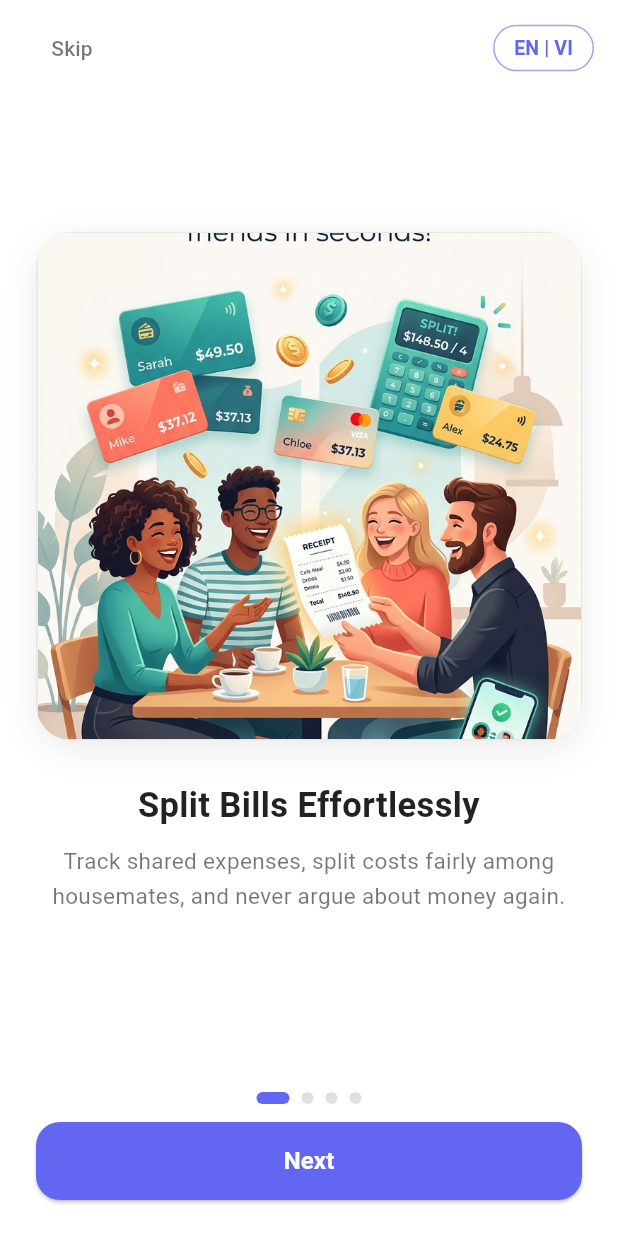
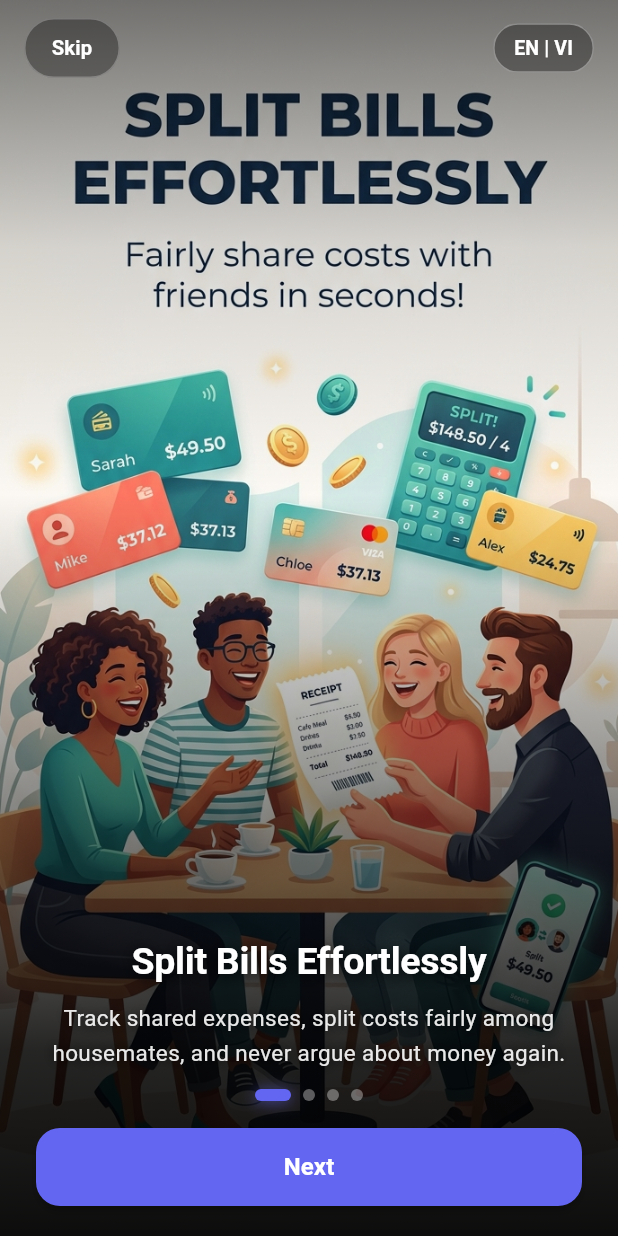
Before and after one commit to hatamht/shared-household-planner, a Flutter app: the screen it shows after launch, on a phone screen of 412 x 824 dp. Run offline on Flutter 3.47's test engine with Material 3 defaults, Android fonts, the phone set to English and light mode, and no system bars; our stand-ins replace dartz, equatable, flutter_bloc, get_it, image_picker, pdf and 3 more; accounts and stored records are empty.

Commit message:
feat(onboarding): make onboarding images full-screen with high-contrast scrim for text legibility

```diff
--- a/lib/features/onboarding/presentation/pages/onboarding_screen.dart
+++ b/lib/features/onboarding/presentation/pages/onboarding_screen.dart
@@ -30,7 +30,6 @@ class OnboardingScreen extends StatefulWidget {
     this.onFinish,
     this.showFallbackIcon = false,
   });
-
 
   static const List<OnboardingSlide> slides = [
     OnboardingSlide(
@@ -118,22 +117,41 @@ class OnboardingScreenState extends State<OnboardingScreen> {
   @override
   Widget build(BuildContext context) {
     final loc = AppLocalizations.of(context);
-    final isDark = Theme.of(context).brightness == Brightness.dark;
     final colorScheme = Theme.of(context).colorScheme;
     final langCode = context.watch<LanguageProvider>().currentLocale.languageCode;
 
-    final bgColor = isDark ? const Color(0xFF121212) : Colors.white;
-    final textColor = isDark ? Colors.white : Colors.black87;
-    final subtitleColor = isDark ? Colors.white70 : Colors.black54;
-    final dotInactiveColor = isDark ? Colors.white24 : Colors.grey.shade300;
+    return Scaffold(
+      backgroundColor: Colors.black,
+      body: Stack(
+        children: [
+          // ── Full-screen PageView with edge-to-edge images ────────────
+          Positioned.fill(
+            child: PageView.builder(
+              key: const Key('onboardingPageView'),
+              controller: _pageController,
+              itemCount: OnboardingScreen.slides.length,
+              onPageChanged: (index) {
+                setState(() => _currentPage = index);
+              },
+              itemBuilder: (context, index) {
+                return _buildFullScreenSlide(
+                  context,
+                  OnboardingScreen.slides[index],
+                  index,
+                  loc,
+                );
+              },
+            ),
+          ),
 
-    return Scaffold(
-      backgroundColor: bgColor,
-      body: SafeArea(
-        child: Column(
-          children: [
-            // ── Top bar: Skip + Language switcher ──────────────────────────
-            Padding(
+          // ── Top Bar: Skip + Language Switcher with frosted pill style ──
+          Positioned(
+            top: 0,
+            left: 0,
+            right: 0,
+            child: SafeArea(
+              bottom: false,
+              child: Padding(
                 padding: const EdgeInsets.symmetric(horizontal: 16, vertical: 8),
                 child: Row(
                   mainAxisAlignment: MainAxisAlignment.spaceBetween,
@@ -142,25 +160,38 @@ class OnboardingScreenState extends State<OnboardingScreen> {
                     TextButton(
                       key: const Key('onboardingSkipButton'),
                       onPressed: _finishOnboarding,
+                      style: TextButton.styleFrom(
+                        foregroundColor: Colors.white,
+                        padding: const EdgeInsets.symmetric(horizontal: 16, vertical: 7),
+                        backgroundColor: Colors.black.withOpacity(0.35),
+                        shape: RoundedRectangleBorder(
+                          borderRadius: BorderRadius.circular(20),
+                          side: BorderSide(
+                            color: Colors.white.withOpacity(0.25),
+                          ),
+                        ),
+                      ),
                       child: Text(
                         loc.translate('onboarding_skip'),
-                      style: TextStyle(
-                        color: subtitleColor,
-                        fontWeight: FontWeight.w500,
+                        style: const TextStyle(
+                          color: Colors.white,
+                          fontWeight: FontWeight.w600,
+                          fontSize: 13.5,
                         ),
                       ),
                     ),
 
-                  // Language toggle
+                    // Quick language toggle
                     OutlinedButton(
                       key: const Key('onboardingLanguageToggle'),
                       onPressed: _toggleLanguage,
                       style: OutlinedButton.styleFrom(
-                      padding: const EdgeInsets.symmetric(horizontal: 14, vertical: 6),
+                        padding: const EdgeInsets.symmetric(horizontal: 14, vertical: 7),
                         minimumSize: Size.zero,
                         tapTargetSize: MaterialTapTargetSize.shrinkWrap,
+                        backgroundColor: Colors.black.withOpacity(0.35),
                         side: BorderSide(
-                        color: colorScheme.primary.withOpacity(0.6),
+                          color: Colors.white.withOpacity(0.35),
                         ),
                         shape: RoundedRectangleBorder(
                           borderRadius: BorderRadius.circular(20),
@@ -168,8 +199,8 @@ class OnboardingScreenState extends State<OnboardingScreen> {
                       ),
                       child: Text(
                         langCode == 'en' ? 'EN | VI' : 'VI | EN',
-                      style: TextStyle(
-                        color: colorScheme.primary,
+                        style: const TextStyle(
+                          color: Colors.white,
                           fontWeight: FontWeight.bold,
                           fontSize: 13,
                         ),
@@ -178,34 +209,23 @@ class OnboardingScreenState extends State<OnboardingScreen> {
                   ],
                 ),
               ),
-
-            // ── Page View (slides) ──────────────────────────────────────────
-            Expanded(
-              child: PageView.builder(
-                key: const Key('onboardingPageView'),
-                controller: _pageController,
-                itemCount: OnboardingScreen.slides.length,
-                onPageChanged: (index) {
-                  setState(() => _currentPage = index);
-                },
-                itemBuilder: (context, index) {
-                  return _buildSlide(
-                    context,
-                    OnboardingScreen.slides[index],
-                    index,
-                    loc,
-                    textColor,
-                    subtitleColor,
-                    isDark,
-                  );
-                },
             ),
           ),
 
-            // ── Dot indicator ───────────────────────────────────────────────
-            Padding(
-              padding: const EdgeInsets.symmetric(vertical: 12),
-              child: Row(
+          // ── Bottom Controls: Dots Indicator + Action Button ──────────
+          Positioned(
+            bottom: 0,
+            left: 0,
+            right: 0,
+            child: SafeArea(
+              top: false,
+              child: Padding(
+                padding: const EdgeInsets.fromLTRB(24, 0, 24, 20),
+                child: Column(
+                  mainAxisSize: MainAxisSize.min,
+                  children: [
+                    // Dots indicator
+                    Row(
                       mainAxisAlignment: MainAxisAlignment.center,
                       children: List.generate(OnboardingScreen.slides.length, (i) {
                         final isActive = _currentPage == i;
@@ -213,21 +233,30 @@ class OnboardingScreenState extends State<OnboardingScreen> {
                           key: Key('onboardingDot_$i'),
                           duration: const Duration(milliseconds: 300),
                           margin: const EdgeInsets.symmetric(horizontal: 4),
-                    width: isActive ? 22 : 8,
+                          width: isActive ? 24 : 8,
                           height: 8,
                           decoration: BoxDecoration(
-                      color: isActive ? colorScheme.primary : dotInactiveColor,
+                            color: isActive
+                                ? colorScheme.primary
+                                : Colors.white.withOpacity(0.35),
                             borderRadius: BorderRadius.circular(4),
+                            boxShadow: isActive
+                                ? [
+                                    BoxShadow(
+                                      color: colorScheme.primary.withOpacity(0.6),
+                                      blurRadius: 8,
+                                      offset: const Offset(0, 1),
+                                    ),
+                                  ]
+                                : null,
                           ),
                         );
                       }),
                     ),
-            ),
+                    const SizedBox(height: 18),
 
-            // ── Bottom buttons ──────────────────────────────────────────────
-            Padding(
-              padding: const EdgeInsets.fromLTRB(24, 0, 24, 24),
-              child: SizedBox(
+                    // Next / Get Started button
+                    SizedBox(
                       width: double.infinity,
                       height: 52,
                       child: _isLastPage
@@ -240,7 +269,7 @@ class OnboardingScreenState extends State<OnboardingScreen> {
                                 shape: RoundedRectangleBorder(
                                   borderRadius: BorderRadius.circular(16),
                                 ),
-                          elevation: 3,
+                                elevation: 4,
                               ),
                               child: Text(
                                 loc.translate('onboarding_get_started'),
@@ -259,6 +288,7 @@ class OnboardingScreenState extends State<OnboardingScreen> {
                                 shape: RoundedRectangleBorder(
                                   borderRadius: BorderRadius.circular(16),
                                 ),
+                                elevation: 2,
                               ),
                               child: Text(
                                 loc.translate('onboarding_next'),
@@ -269,64 +299,35 @@ class OnboardingScreenState extends State<OnboardingScreen> {
                               ),
                             ),
                     ),
+                  ],
+                ),
+              ),
+            ),
           ),
         ],
-        ),
       ),
     );
   }
 
-  Widget _buildSlide(
+  Widget _buildFullScreenSlide(
     BuildContext context,
     OnboardingSlide slide,
     int index,
     AppLocalizations loc,
-    Color textColor,
-    Color subtitleColor,
-    bool isDark,
   ) {
-    return LayoutBuilder(
-      builder: (context, constraints) {
-        final availableHeight = constraints.maxHeight;
-        final imageHeight = (availableHeight * 0.52).clamp(180.0, 360.0);
-
-        return SingleChildScrollView(
-          physics: const ClampingScrollPhysics(),
-          child: ConstrainedBox(
-            constraints: BoxConstraints(minHeight: constraints.maxHeight),
-            child: Padding(
-              padding: const EdgeInsets.symmetric(horizontal: 24, vertical: 8),
-              child: Column(
-                mainAxisAlignment: MainAxisAlignment.center,
+    return Stack(
+      fit: StackFit.expand,
       children: [
-                  // Prominent Graphic Illustration Container
-                  Container(
-                    height: imageHeight,
-                    width: double.infinity,
-                    constraints: const BoxConstraints(maxWidth: 420),
-                    decoration: BoxDecoration(
-                      borderRadius: BorderRadius.circular(24),
-                      color: isDark ? const Color(0xFF1E1E1E) : Colors.grey.shade100,
-                      border: Border.all(
-                        color: isDark ? Colors.white10 : Colors.black.withOpacity(0.06),
-                      ),
-                      boxShadow: [
-                        BoxShadow(
-                          color: Colors.black.withOpacity(isDark ? 0.35 : 0.08),
-                          blurRadius: 18,
-                          offset: const Offset(0, 6),
-                        ),
-                      ],
-                    ),
-                    clipBehavior: Clip.antiAlias,
+        // 1. Full-screen Graphic Image Asset (with fallback)
+        Positioned.fill(
           child: widget.showFallbackIcon
               ? Container(
                   key: Key('onboardingFallbackIcon_$index'),
-                            color: slide.iconColor.withOpacity(0.12),
+                  color: slide.iconColor.withOpacity(0.25),
                   child: Center(
                     child: Icon(
                       slide.icon,
-                                size: 80,
+                      size: 96,
                       color: slide.iconColor,
                     ),
                   ),
@@ -335,14 +336,16 @@ class OnboardingScreenState extends State<OnboardingScreen> {
                   slide.imageAsset,
                   key: Key('onboardingImage_$index'),
                   fit: BoxFit.cover,
+                  width: double.infinity,
+                  height: double.infinity,
                   errorBuilder: (context, error, stackTrace) {
                     return Container(
                       key: Key('onboardingFallbackIcon_$index'),
-                                color: slide.iconColor.withOpacity(0.12),
+                      color: slide.iconColor.withOpacity(0.25),
                       child: Center(
                         child: Icon(
                           slide.icon,
-                                    size: 80,
+                          size: 96,
                           color: slide.iconColor,
                         ),
                       ),
@@ -351,38 +354,81 @@ class OnboardingScreenState extends State<OnboardingScreen> {
                 ),
         ),
 
-                  const SizedBox(height: 28),
+        // 2. High-contrast Scrim Gradient Overlay for 100% text readability
+        Positioned.fill(
+          child: DecoratedBox(
+            decoration: BoxDecoration(
+              gradient: LinearGradient(
+                begin: Alignment.topCenter,
+                end: Alignment.bottomCenter,
+                stops: const [0.0, 0.20, 0.40, 0.62, 0.85, 1.0],
+                colors: [
+                  Colors.black.withOpacity(0.55), // Top scrim for top bar readability
+                  Colors.black.withOpacity(0.15),
+                  Colors.transparent,             // Clear mid area to view the graphic illustration
+                  Colors.black.withOpacity(0.40), // Transition into text backdrop
+                  Colors.black.withOpacity(0.85), // Solid dark backdrop for title/desc
+                  Colors.black.withOpacity(0.95), // Deep dark for bottom controls
+                ],
+              ),
+            ),
+          ),
+        ),
 
-                  // Title
+        // 3. Clear, High-Contrast Typography
+        Positioned.fill(
+          child: SafeArea(
+            child: Padding(
+              padding: const EdgeInsets.symmetric(horizontal: 26),
+              child: Column(
+                children: [
+                  const Spacer(flex: 5),
+
+                  // Slide Title
                   Text(
                     loc.translate(slide.titleKey),
                     textAlign: TextAlign.center,
-                    style: TextStyle(
-                      fontSize: 23,
+                    style: const TextStyle(
+                      fontSize: 25,
                       fontWeight: FontWeight.bold,
-                      color: textColor,
-                      height: 1.3,
+                      color: Colors.white,
+                      letterSpacing: -0.2,
+                      height: 1.25,
+                      shadows: [
+                        Shadow(
+                          color: Colors.black,
+                          blurRadius: 12,
+                          offset: Offset(0, 2),
+                        ),
+                      ],
                     ),
                   ),
                   const SizedBox(height: 12),
 
-                  // Description
+                  // Slide Description
                   Text(
                     loc.translate(slide.descKey),
                     textAlign: TextAlign.center,
                     style: TextStyle(
                       fontSize: 15,
-                      color: subtitleColor,
+                      color: Colors.white.withOpacity(0.90),
                       height: 1.5,
+                      shadows: const [
+                        Shadow(
+                          color: Colors.black87,
+                          blurRadius: 8,
+                          offset: Offset(0, 1),
+                        ),
+                      ],
                     ),
                   ),
-                  const SizedBox(height: 16),
+                  const SizedBox(height: 110), // Room for dots + action button
                 ],
               ),
             ),
           ),
-        );
-      },
+        ),
+      ],
     );
   }
 }
```
Lines whose indentation alone changed are shown as unchanged.
